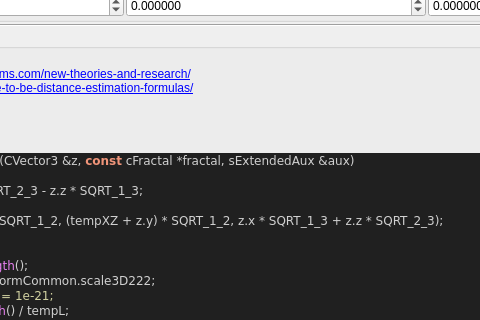
Old version of the form mandelbulber2/formula/ui/fractal_transf_benesi_t1.ui in the repository buddhi1980/mandelbulber2; both pictures show x 182 to 662 and y 303 to 623 of the 916 by 999 pixel window.
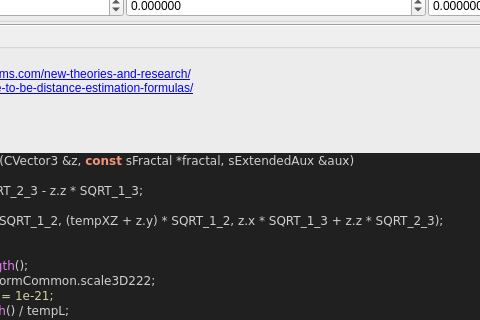
New version of the form. Custom widgets are drawn as their Qt base class.

```diff
--- a/mandelbulber2/formula/ui/fractal_transf_benesi_t1.ui
+++ b/mandelbulber2/formula/ui/fractal_transf_benesi_t1.ui
@@ -630,7 +630,7 @@
 &lt;/table&gt;
 &lt;h3&gt;Code&lt;/h3&gt;
 &lt;body style=&quot;background-color:#202020&quot;&gt;
-&lt;pre style=&quot;color:#d0d0d0; background-color:#202020;  font-family:'Courier New',monospace;&quot;&gt;&lt;span style=&quot;color:#f09479; font-weight:bold&quot;&gt;void&lt;/span&gt; &lt;span style=&quot;color:#e47eed&quot;&gt;TransfBenesiT1Iteration&lt;/span&gt;&lt;span style=&quot;color:#d0d0d0&quot;&gt;(&lt;/span&gt;CVector3 &lt;span style=&quot;color:#d0d0d0&quot;&gt;&amp;amp;&lt;/span&gt;z&lt;span style=&quot;color:#d0d0d0&quot;&gt;,&lt;/span&gt; &lt;span style=&quot;color:#f09479; font-weight:bold&quot;&gt;const&lt;/span&gt; cFractal &lt;span style=&quot;color:#d0d0d0&quot;&gt;*&lt;/span&gt;fractal&lt;span style=&quot;color:#d0d0d0&quot;&gt;,&lt;/span&gt; sExtendedAux &lt;span style=&quot;color:#d0d0d0&quot;&gt;&amp;amp;&lt;/span&gt;aux&lt;span style=&quot;color:#d0d0d0&quot;&gt;)&lt;/span&gt;
+&lt;pre style=&quot;color:#d0d0d0; background-color:#202020;  font-family:'Courier New',monospace;&quot;&gt;&lt;span style=&quot;color:#f09479; font-weight:bold&quot;&gt;void&lt;/span&gt; &lt;span style=&quot;color:#e47eed&quot;&gt;TransfBenesiT1Iteration&lt;/span&gt;&lt;span style=&quot;color:#d0d0d0&quot;&gt;(&lt;/span&gt;CVector3 &lt;span style=&quot;color:#d0d0d0&quot;&gt;&amp;amp;&lt;/span&gt;z&lt;span style=&quot;color:#d0d0d0&quot;&gt;,&lt;/span&gt; &lt;span style=&quot;color:#f09479; font-weight:bold&quot;&gt;const&lt;/span&gt; sFractal &lt;span style=&quot;color:#d0d0d0&quot;&gt;*&lt;/span&gt;fractal&lt;span style=&quot;color:#d0d0d0&quot;&gt;,&lt;/span&gt; sExtendedAux &lt;span style=&quot;color:#d0d0d0&quot;&gt;&amp;amp;&lt;/span&gt;aux&lt;span style=&quot;color:#d0d0d0&quot;&gt;)&lt;/span&gt;
 &lt;span style=&quot;color:#d0d0d0&quot;&gt;{&lt;/span&gt;
   &lt;span style=&quot;color:#f09479; font-weight:bold&quot;&gt;double&lt;/span&gt; tempXZ &lt;span style=&quot;color:#d0d0d0&quot;&gt;=&lt;/span&gt; z&lt;span style=&quot;color:#d0d0d0&quot;&gt;.&lt;/span&gt;x &lt;span style=&quot;color:#d0d0d0&quot;&gt;*&lt;/span&gt; SQRT_2_3 &lt;span style=&quot;color:#d0d0d0&quot;&gt;-&lt;/span&gt; z&lt;span style=&quot;color:#d0d0d0&quot;&gt;.&lt;/span&gt;z &lt;span style=&quot;color:#d0d0d0&quot;&gt;*&lt;/span&gt; SQRT_1_3&lt;span style=&quot;color:#d0d0d0&quot;&gt;;&lt;/span&gt;
   z &lt;span style=&quot;color:#d0d0d0&quot;&gt;=&lt;/span&gt;
```
